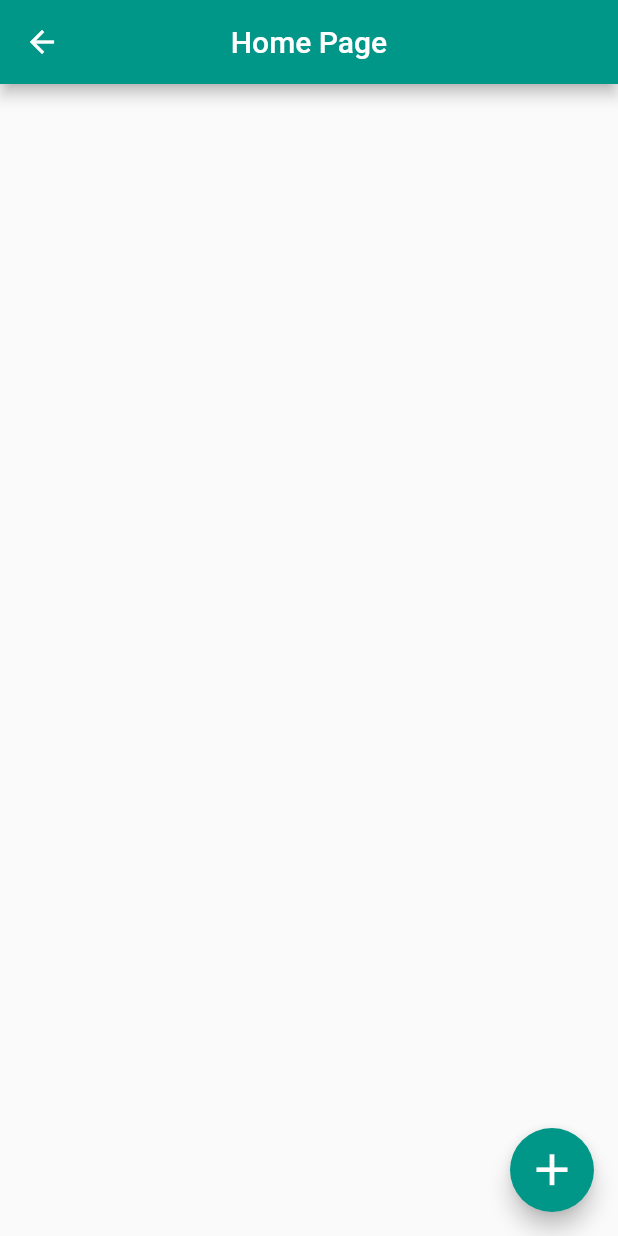
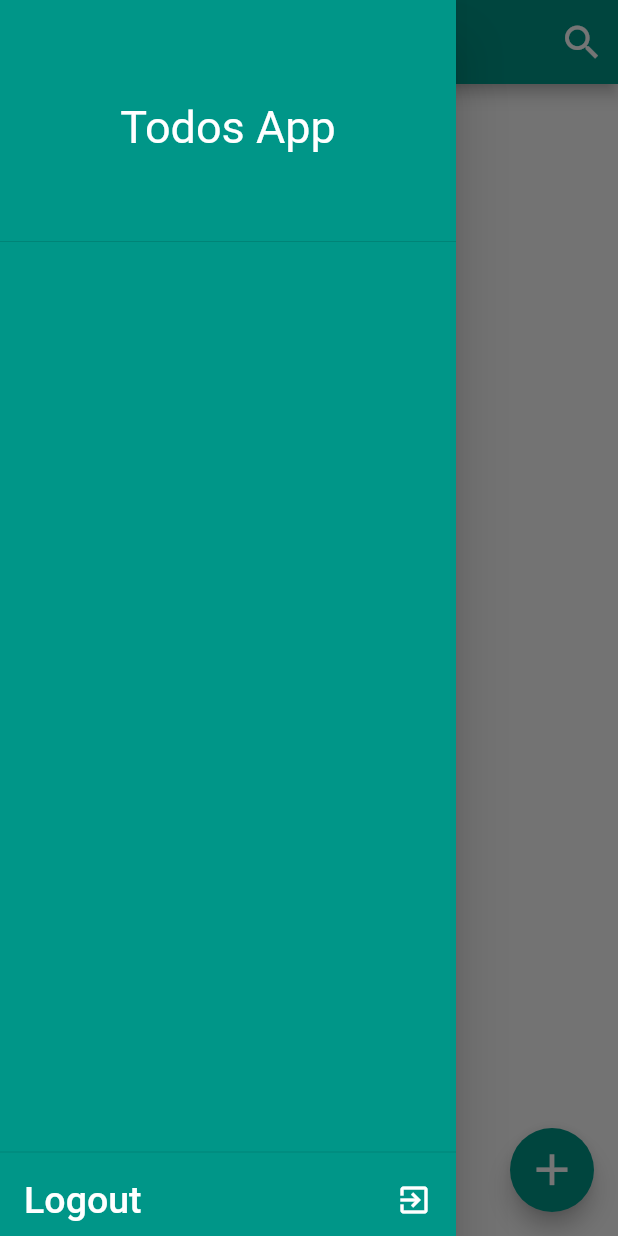
Before and after one commit to Djameleddine21/todos, a Flutter app: the HomePage screen opened directly, with the side drawer open (before the commit the screen has no drawer), on a phone screen of 412 x 824 dp. Run offline on Flutter 3.47's test engine with Material 2 defaults, Android fonts, the phone set to English and light mode, and no system bars; our stand-ins replace cloud_firestore, firebase_auth, flutter_datetime_picker; accounts and stored records are empty; generated files the repository leaves out were written again.

```diff
--- a/lib/constants.dart
+++ b/lib/constants.dart
@@ -2,7 +2,7 @@ import 'package:flutter/material.dart';
 
 const double radius = 25.0;
 Color greenColor = Colors.teal;
-
+//0793441564
 TextStyle whiteText = const TextStyle(color: Colors.white, fontSize: 15.0);
 
 InputDecoration inputDecoration = InputDecoration(
--- a/lib/main.dart
+++ b/lib/main.dart
@@ -1,6 +1,6 @@
 import 'package:flutter/material.dart';
 import 'package:todos/routes/routes.dart';
-import 'package:todos/screens/home/home_page.dart';
+import 'package:todos/screens/login/login_page.dart';
 
 void main() => runApp(Todos());
 
@@ -11,7 +11,7 @@ class Todos extends StatelessWidget {
       debugShowCheckedModeBanner: false,
       title: "Todos",
       onGenerateRoute: Router.generateRoute,
-      initialRoute: HomePage.id,
+      initialRoute: LoginPage.id,
     );
   }
 }
--- a/lib/screens/home/home_page.dart
+++ b/lib/screens/home/home_page.dart
@@ -1,9 +1,9 @@
-
 import 'package:flutter/material.dart';
 import 'package:todos/screens/add_todo/add_todo_page.dart';
+import 'package:todos/screens/home/widgets/drawer.dart';
 import 'package:todos/screens/home/widgets/todo_item.dart';
+import 'package:todos/screens/search/search_page.dart';
 import 'package:todos/services/todo_service.dart';
-
 import '../../constants.dart';
 
 class HomePage extends StatefulWidget {
@@ -24,14 +24,31 @@ class _HomePageState extends State<HomePage> {
   @override
   Widget build(BuildContext context) {
     return Scaffold(
-      appBar: AppBar(title: Text("Home Page"), centerTitle: true, backgroundColor: greenColor),
+      // App Bar
+      appBar: AppBar(
+        title: Text("Home Page"),
+        centerTitle: true,
+        backgroundColor: greenColor,
+        actions: <Widget>[
+          IconButton(
+            icon: Icon(Icons.search),
+            iconSize: 30.0,
+            onPressed: () {
+              showSearch(context: context, delegate: SearchPage());
+            },
+          ),
+        ],
+      ),
+      /// drawer
+      drawer: CustomDrawer(),
+      /// body
       body: RefreshIndicator(
         onRefresh: _refresh,
         child: FutureBuilder<List<Map<String, dynamic>>>(
           future: TodoService.instance.getTodos("ZhptkGKsdld1ybJ2HHDkzaPzWbE2"),
           builder: (context, snapshot) {
             if (!snapshot.hasData) {
-              return CircularProgressIndicator();
+              return Center(child: CircularProgressIndicator());
             } else if (snapshot.hasData) {
               final todos = snapshot.data;
               return ListView.builder(
--- /dev/null
+++ b/lib/screens/home/widgets/drawer.dart
@@ -0,0 +1,47 @@
+import 'package:flutter/material.dart';
+import 'package:todos/constants.dart';
+import 'package:todos/screens/login/login_page.dart';
+import 'package:todos/services/auth_service.dart';
+
+class CustomDrawer extends StatelessWidget {
+  @override
+  Widget build(BuildContext context) {
+    return Drawer(
+      child: SizedBox.expand(
+        child: Container(
+          color: greenColor,
+          child: Column(
+            crossAxisAlignment: CrossAxisAlignment.start,
+            children: <Widget>[
+              DrawerHeader(
+                child: Center(
+                  child: Text(
+                    "Todos App",
+                    style: TextStyle(
+                        fontSize: 30.0, color: Colors.white, fontWeight: FontWeight.normal),
+                  ),
+                ),
+              ),
+              Spacer(),
+              Divider(),
+              FlatButton(
+                onPressed: () {
+                  AuthService()..signOut();
+                  Navigator.pushNamedAndRemoveUntil(context, LoginPage.id, (_) => false);
+                },
+                child: Row(
+                  mainAxisAlignment: MainAxisAlignment.spaceBetween,
+                  children: <Widget>[
+                    Text("Logout", style: TextStyle(color: Colors.white, fontSize: 25.0)),
+                    Icon(Icons.exit_to_app, color: Colors.white),
+                  ],
+                ),
+                textColor: Colors.black,
+              ),
+            ],
+          ),
+        ),
+      ),
+    );
+  }
+}
```
Also changed, not shown: lib/screens/login/login_page.dart (+32 -4 lines), lib/screens/login/widget/cureved_container.dart (added, +25 -0 lines), lib/screens/search/search_page.dart (added, +70 -0 lines), lib/services/todo_service.dart (+36 -11 lines).
